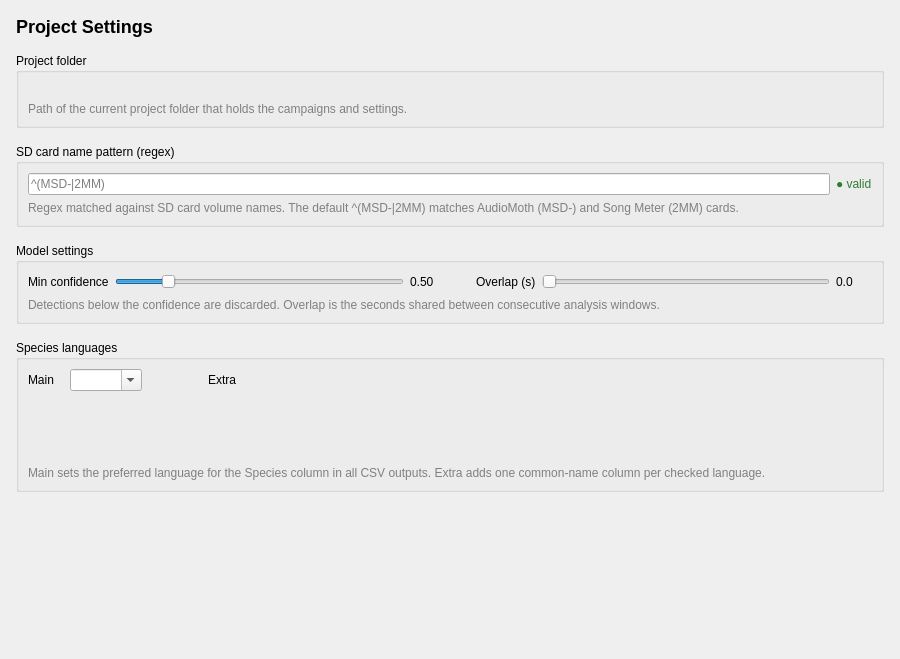
Before: the Qt Designer form src/pam_analyzer/ui/panels/project_panel.ui in kenwer/pam-analyzer, drawn with Qt 5.
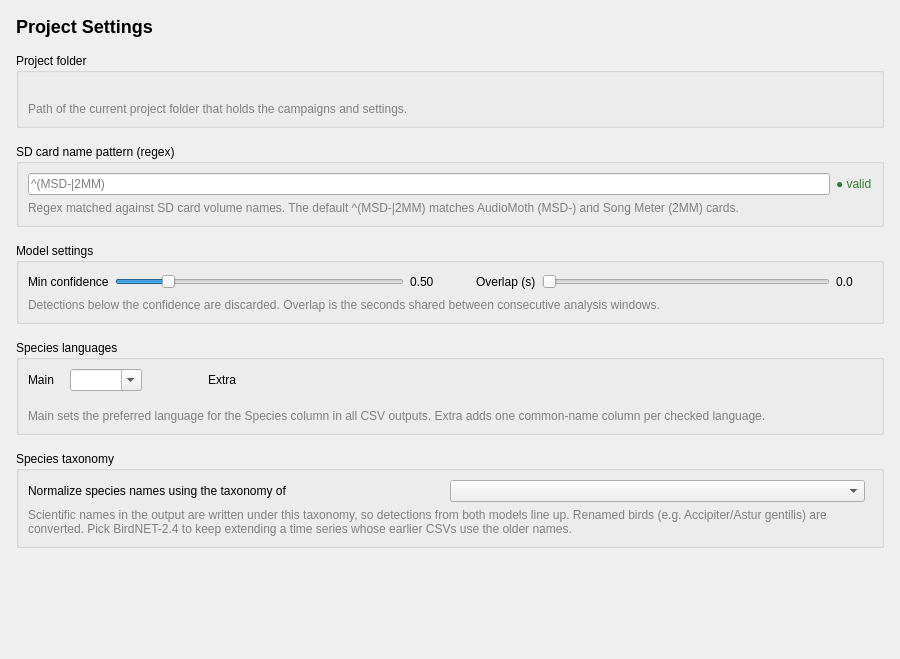
After: the same form once the commit is applied.

Commit message: Add support for BirdNET-2.4 back in

Patch:
```diff
--- a/src/pam_analyzer/ui/panels/project_panel.ui
+++ b/src/pam_analyzer/ui/panels/project_panel.ui
@@ -345,6 +345,50 @@
      </layout>
     </widget>
    </item>
+   <item>
+    <widget class="QGroupBox" name="taxonomy_group">
+     <property name="title">
+      <string>Species taxonomy</string>
+     </property>
+     <layout class="QVBoxLayout" name="taxonomy_layout">
+      <item>
+       <layout class="QHBoxLayout" name="taxonomy_row">
+        <item>
+         <widget class="QLabel" name="taxonomy_label">
+          <property name="text">
+           <string>Normalize species names using the taxonomy of</string>
+          </property>
+         </widget>
+        </item>
+        <item>
+         <widget class="QComboBox" name="taxonomy_combo">
+         </widget>
+        </item>
+        <item>
+         <spacer name="taxonomy_spacer">
+          <property name="orientation">
+           <enum>Qt::Orientation::Horizontal</enum>
+          </property>
+         </spacer>
+        </item>
+       </layout>
+      </item>
+      <item>
+       <widget class="QLabel" name="taxonomy_caption_label">
+        <property name="styleSheet">
+         <string>color: gray;</string>
+        </property>
+        <property name="text">
+         <string>Scientific names in the output are written under this taxonomy, so detections from both models line up. Renamed birds (e.g. Accipiter/Astur gentilis) are converted. Pick BirdNET-2.4 to keep extending a time series whose earlier CSVs use the older names.</string>
+        </property>
+        <property name="wordWrap">
+         <bool>true</bool>
+        </property>
+       </widget>
+      </item>
+     </layout>
+    </widget>
+   </item>
    <item>
     <spacer name="bottom_spacer">
      <property name="orientation">
```
The commit also changes 31 other files.
